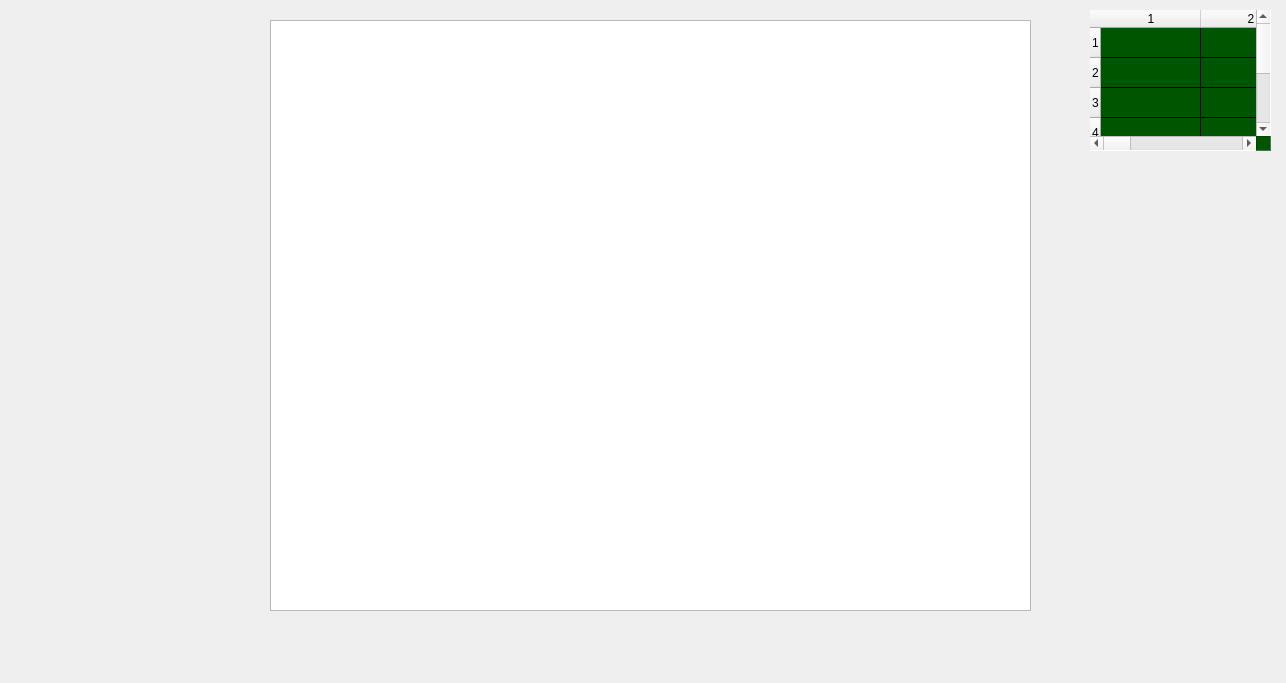
This is gamewindow.ui in alaamhassan/OthelloGameProject as Qt 5 draws it before an edit. The edited form follows.
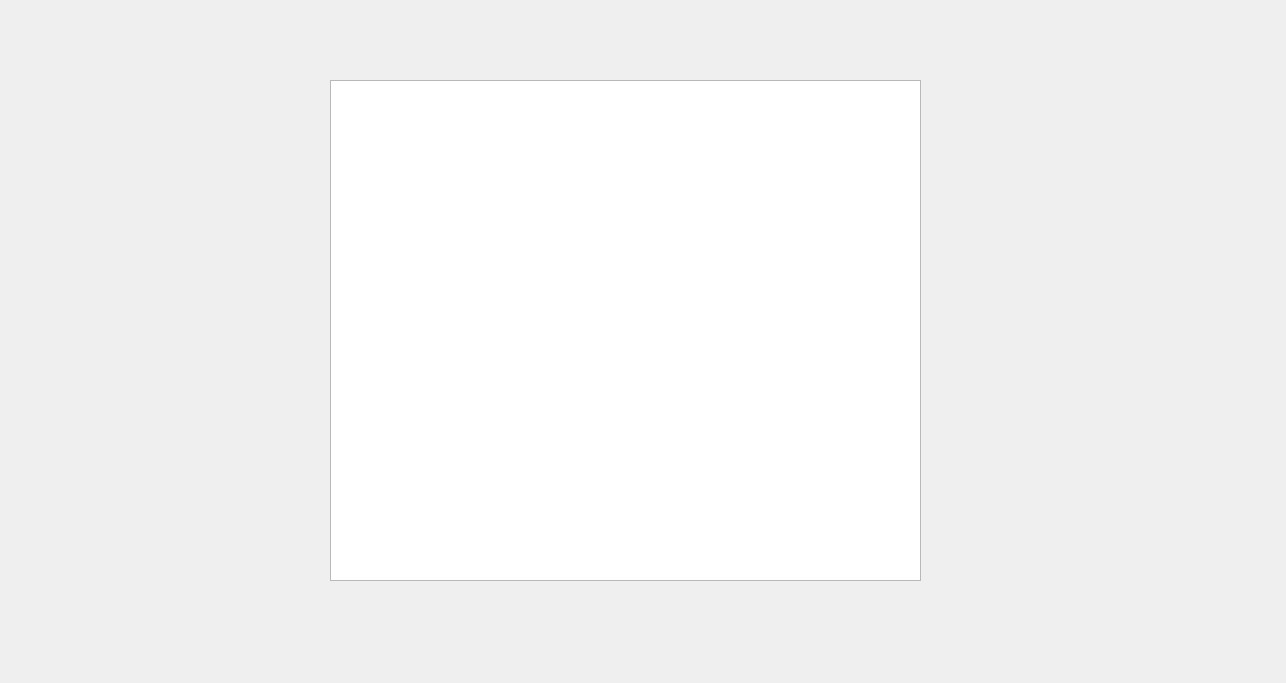
This is the edited form.

Diff of the .ui file:
```diff
--- a/gamewindow.ui
+++ b/gamewindow.ui
@@ -13,93 +13,13 @@
   <property name="windowTitle">
    <string>Dialog</string>
   </property>
-  <widget class="QTableWidget" name="tableWidget">
-   <property name="geometry">
-    <rect>
-     <x>1090</x>
-     <y>10</y>
-     <width>181</width>
-     <height>141</height>
-    </rect>
-   </property>
-   <property name="styleSheet">
-    <string notr="true">QTableWidget{
-background-color: rgb(0, 85, 0);
-gridline-color:rgb(0, 0, 0);
-    font-size: 14pt;
-    border-style: none;
-    border-bottom: 1px solid #fffff8;
-    border-right: 1px solid #fffff8;
-}</string>
-   </property>
-   <row>
-    <property name="text">
-     <string>1</string>
-    </property>
-   </row>
-   <row>
-    <property name="text">
-     <string>2</string>
-    </property>
-   </row>
-   <row>
-    <property name="text">
-     <string>3</string>
-    </property>
-   </row>
-   <row>
-    <property name="text">
-     <string>4</string>
-    </property>
-   </row>
-   <row>
-    <property name="text">
-     <string>5</string>
-    </property>
-   </row>
-   <row>
-    <property name="text">
-     <string>6</string>
-    </property>
-   </row>
-   <column>
-    <property name="text">
-     <string>1</string>
-    </property>
-   </column>
-   <column>
-    <property name="text">
-     <string>2</string>
-    </property>
-   </column>
-   <column>
-    <property name="text">
-     <string>3</string>
-    </property>
-   </column>
-   <column>
-    <property name="text">
-     <string>4</string>
-    </property>
-   </column>
-   <column>
-    <property name="text">
-     <string>5</string>
-    </property>
-   </column>
-   <column>
-    <property name="text">
-     <string>6</string>
-    </property>
-   </column>
-  </widget>
   <widget class="QGraphicsView" name="graphicsView">
    <property name="geometry">
     <rect>
-     <x>270</x>
-     <y>20</y>
-     <width>761</width>
-     <height>591</height>
+     <x>330</x>
+     <y>80</y>
+     <width>591</width>
+     <height>501</height>
     </rect>
    </property>
   </widget>
```
